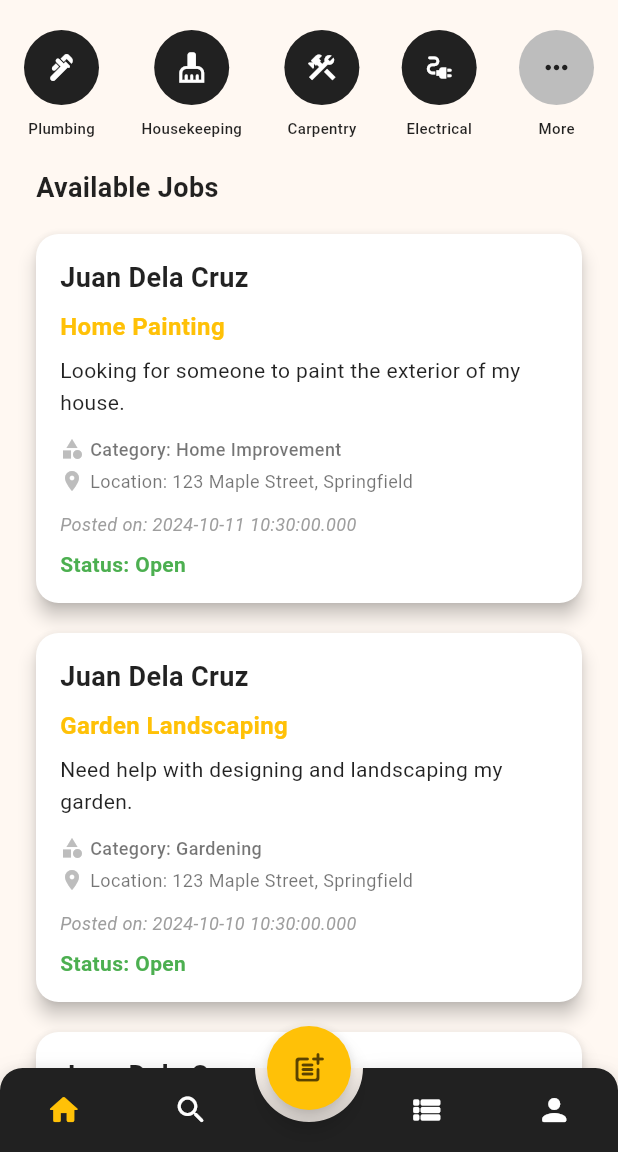
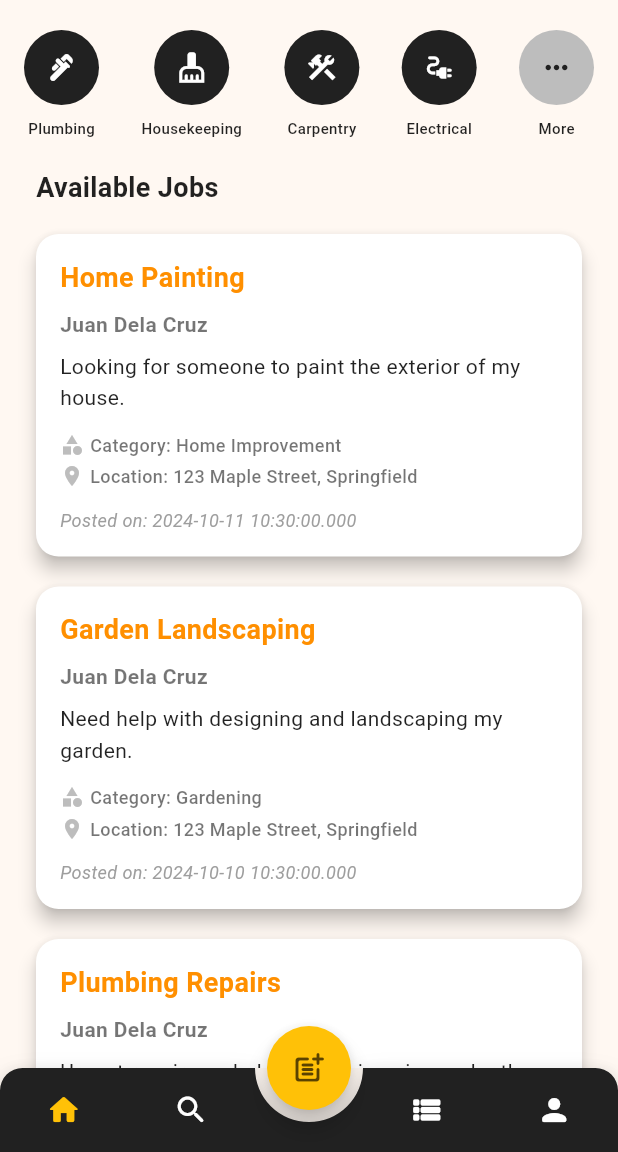
Before and after one commit to DirkSteven/JobBili, a Flutter app: the screen it shows after launch, on a phone screen of 412 x 824 dp, the part 84-1236 px from its top. Run offline on Flutter 3.47's test engine with Material 3 defaults, Android fonts, the phone set to English and light mode, and no system bars; drawn by our look-alikes of animated_bottom_navigation_bar; our stand-ins replace carousel_slider.

Commit message:
feat: add service post details page

```diff
--- a/lib/dummy/service_posts_data.dart
+++ b/lib/dummy/service_posts_data.dart
@@ -11,6 +11,9 @@ List<ServicePost> servicePostsDummyData = [
       '123 Maple Street, Springfield',
       DateTime.now().subtract(Duration(days: 1)).toString(),
       true,
+      ["https://www.rmjeconstruction.com/wp-content/uploads/2019/10/knocking-off-the-wall.jpg", "https://www.expresssewer.com/hubfs/types%20of%20plumbing%20systems%20with%20copper%20pipes.jpeg", "https://cdn.prod.website-files.com/642c021ff5e1407cd1335eaf/64492986462df701b91ad74d_House%20Renovation%20Feature.jpg"],
+      1000,
+      2000
     ),
     ServicePost(
       'sp2',
@@ -22,6 +25,9 @@ List<ServicePost> servicePostsDummyData = [
       '123 Maple Street, Springfield',
       DateTime.now().subtract(Duration(days: 2)).toString(),
       true,
+      ["https://www.rmjeconstruction.com/wp-content/uploads/2019/10/knocking-off-the-wall.jpg", "https://www.expresssewer.com/hubfs/types%20of%20plumbing%20systems%20with%20copper%20pipes.jpeg", "https://cdn.prod.website-files.com/642c021ff5e1407cd1335eaf/64492986462df701b91ad74d_House%20Renovation%20Feature.jpg"],
+      1000,
+      2000
     ),
     ServicePost(
       'sp3',
@@ -33,6 +39,9 @@ List<ServicePost> servicePostsDummyData = [
       '456 Oak Avenue, Springfield',
       DateTime.now().toString(),
       true,
+      ["https://www.rmjeconstruction.com/wp-content/uploads/2019/10/knocking-off-the-wall.jpg", "https://www.expresssewer.com/hubfs/types%20of%20plumbing%20systems%20with%20copper%20pipes.jpeg", "https://cdn.prod.website-files.com/642c021ff5e1407cd1335eaf/64492986462df701b91ad74d_House%20Renovation%20Feature.jpg"],
+      1000,
+      2000
     ),
     ServicePost(
       'sp4',
@@ -44,6 +53,9 @@ List<ServicePost> servicePostsDummyData = [
       '456 Oak Avenue, Springfield',
       DateTime.now().subtract(Duration(days: 3)).toString(),
       true,
+      ["https://www.rmjeconstruction.com/wp-content/uploads/2019/10/knocking-off-the-wall.jpg", "https://www.expresssewer.com/hubfs/types%20of%20plumbing%20systems%20with%20copper%20pipes.jpeg", "https://cdn.prod.website-files.com/642c021ff5e1407cd1335eaf/64492986462df701b91ad74d_House%20Renovation%20Feature.jpg"],
+      1000,
+      2000
     ),
     ServicePost(
       'sp5',
@@ -55,5 +67,8 @@ List<ServicePost> servicePostsDummyData = [
       '123 Maple Street, Springfield',
       DateTime.now().subtract(Duration(days: 5)).toString(),
       false,
+      ["https://www.rmjeconstruction.com/wp-content/uploads/2019/10/knocking-off-the-wall.jpg", "https://www.expresssewer.com/hubfs/types%20of%20plumbing%20systems%20with%20copper%20pipes.jpeg", "https://cdn.prod.website-files.com/642c021ff5e1407cd1335eaf/64492986462df701b91ad74d_House%20Renovation%20Feature.jpg"],
+      1000,
+      2000
     ),
   ];
--- a/lib/models/service_post.dart
+++ b/lib/models/service_post.dart
@@ -8,6 +8,9 @@ class ServicePost {
   String location;
   String dateTime;
   bool isOpen;
+  List<String> images;
+  int lowerBudgetRange;
+  int upperBudgetRange;
 
   ServicePost(
     this.serviceId,
@@ -18,6 +21,9 @@ class ServicePost {
     this.category,
     this.location,
     this.dateTime,
-    this.isOpen
+    this.isOpen,
+    this.images,
+    this.lowerBudgetRange,
+    this.upperBudgetRange
   );
 }
--- a/lib/pages/home_page.dart
+++ b/lib/pages/home_page.dart
@@ -3,13 +3,15 @@ import 'package:million_dollar_startup/styles/colors.dart';
 import '../dummy/service_posts_data.dart';
 import '../widgets/custom_app_bar.dart';
 import '../widgets/service_post_card.dart';
-import '../widgets/services_icons.dart'; // Import the services_icons.dart file
+import '../widgets/services_icons.dart';
 
 class HomePage extends StatelessWidget {
   const HomePage({super.key});
 
   @override
   Widget build(BuildContext context) {
+
+    // TODO: filter closed services
     List<ServicePostCard> servicePostCards = servicePostsDummyData.map((servicePost) {
       return ServicePostCard(servicePostData: servicePost);
     }).toList();
@@ -19,7 +21,7 @@ class HomePage extends StatelessWidget {
         title: "JobBili",
         actions: [
           IconButton(
-              icon: const Icon(Icons.logout_rounded, color: AppColors.primaryBlack), // Logout icon with matching color
+              icon: const Icon(Icons.logout_rounded, color: AppColors.primaryBlack),
               onPressed: () {},
             ),
         ],
--- a/lib/styles/colors.dart
+++ b/lib/styles/colors.dart
@@ -9,6 +9,7 @@ class AppColors {
   static const Color primaryWhite = Colors.white;
   static final Color secondaryGrey = Colors.grey[400]!;
 
+  static final Color primaryFontColorYellow = Colors.amber[800]!;
   static const Color primaryFontColorBlack = Colors.black87;
   static const Color primaryFontColorGrey = Colors.grey;
   static const Color primaryFontColorGreen = Colors.green;
--- a/lib/widgets/service_post_card.dart
+++ b/lib/widgets/service_post_card.dart
@@ -1,4 +1,5 @@
 import 'package:flutter/material.dart';
+import 'package:million_dollar_startup/pages/service_post_details_page.dart';
 import 'package:million_dollar_startup/styles/colors.dart';
 import '../models/service_post.dart';
 
@@ -12,9 +13,39 @@ class ServicePostCard extends StatefulWidget {
 }
 
 class _ServicePostCardState extends State<ServicePostCard> {
+
+  Widget buildSubDetails(IconData icon, String detail){
+    return Container(
+      margin: const EdgeInsets.only(bottom: 4),
+      child: Row(
+        children: [
+          Icon(icon, size: 16, color: AppColors.secondaryGrey),
+          const SizedBox(width: 4),
+          Text(
+            detail,
+            style: const TextStyle(
+              fontSize: 12,
+              fontWeight: FontWeight.w500,
+              color: AppColors.secondaryFontColorGrey,
+            ),
+          ),
+        ],
+      ),
+    );
+  }
+
   @override
   Widget build(BuildContext context) {
-    return Card(
+    return GestureDetector(
+      onTap: () {
+        Navigator.push(
+          context,
+          MaterialPageRoute(
+            builder: (context) => ServicePostDetailsPage(servicePost: widget.servicePostData),
+          ),
+        );
+      },
+      child: Card(
         shape: RoundedRectangleBorder(
           borderRadius: BorderRadius.circular(15),
         ),
@@ -28,21 +59,21 @@ class _ServicePostCardState extends State<ServicePostCard> {
             children: [
 
               Text(
-              widget.servicePostData.userDisplayName,
-              style: const TextStyle(
+                widget.servicePostData.title,
+                style: TextStyle(
                   fontSize: 18,
                   fontWeight: FontWeight.bold,
-                color: AppColors.primaryFontColorBlack,
+                  color: AppColors.primaryFontColorYellow,
                 ),
               ),
               const SizedBox(height: 8),
 
               Text(
-              widget.servicePostData.title,
+                widget.servicePostData.userDisplayName,
                 style: const TextStyle(
-                fontSize: 16,
+                  fontSize: 14,
                   fontWeight: FontWeight.bold,
-                color: AppColors.primaryYellow,
+                  color: AppColors.secondaryFontColorGrey,
                 ),
               ),
               const SizedBox(height: 8),
@@ -57,36 +88,9 @@ class _ServicePostCardState extends State<ServicePostCard> {
               ),
               const SizedBox(height: 12),
 
-            Row(
-              children: [
-                Icon(Icons.category, size: 16, color: AppColors.secondaryGrey),
-                const SizedBox(width: 4),
-                Text(
-                  'Category: ${widget.servicePostData.category}',
-                  style: const TextStyle(
-                    fontSize: 12,
-                    fontWeight: FontWeight.w500,
-                    color: AppColors.secondaryFontColorGrey,
-                  ),
-                ),
-              ],
-            ),
-            const SizedBox(height: 4),
-
-            Row(
-              children: [
-                Icon(Icons.location_on, size: 16, color: AppColors.secondaryGrey),
-                const SizedBox(width: 4),
-                Text(
-                  'Location: ${widget.servicePostData.location}',
-                  style: const TextStyle(
-                    fontSize: 12,
-                    color: AppColors.secondaryFontColorGrey,
-                  ),
-                ),
-              ],
-            ),
-            const SizedBox(height: 12),
+              buildSubDetails(Icons.category, 'Category: ${widget.servicePostData.category}'),
+              buildSubDetails(Icons.location_on, 'Location: ${widget.servicePostData.location}'),
+              const SizedBox(height: 8),
 
               Text(
                 'Posted on: ${widget.servicePostData.dateTime}',
@@ -96,17 +100,9 @@ class _ServicePostCardState extends State<ServicePostCard> {
                   fontStyle: FontStyle.italic,
                 ),
               ),
-            const SizedBox(height: 8),
 
-            Text(
-              widget.servicePostData.isOpen ? 'Status: Open' : 'Status: Closed',
-              style: TextStyle(
-                fontSize: 14,
-                color: widget.servicePostData.isOpen ? AppColors.primaryFontColorGreen : AppColors.primaryFontColorRed,
-                fontWeight: FontWeight.bold,
+            ],
           ),
-            ),
-          ],
         ),
       ),
     );
```
Also changed, not shown: lib/pages/service_post_details_page.dart (added, +111 -0 lines), lib/widgets/image_carousel.dart (added, +77 -0 lines). Lines whose indentation alone changed are shown as unchanged.
